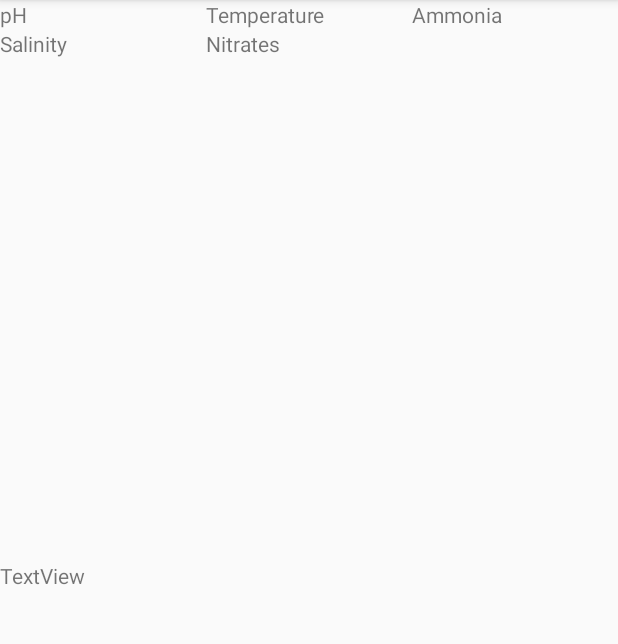
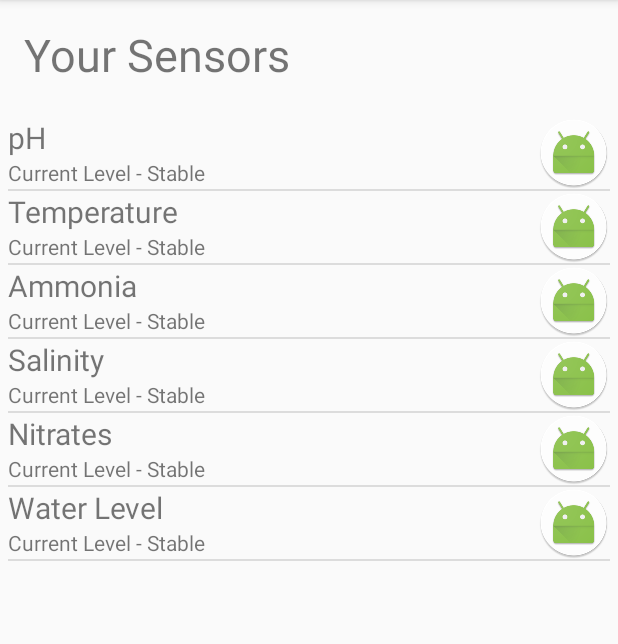
Before and after one commit to jasonm718/COSC_SmartTank, an Android app: the screen it shows after launch (MainView), on a phone screen of 412 x 824 dp, the part 84-728 px from its top. Run offline under Robolectric (Android 15) with nearby library versions, the phone set to English and light mode, and no system bars.

Commit message:
fleshed out the simple ui with a listview of sensors and dummy images that represent states

```diff
--- a/androidApp/app/src/main/java/cosc4342/smarttank/MainView.java
+++ b/androidApp/app/src/main/java/cosc4342/smarttank/MainView.java
@@ -1,37 +1,31 @@
 package cosc4342.smarttank;
 
-import android.content.Context;
-import android.graphics.Color;
 import android.os.Bundle;
-import android.support.v4.widget.TextViewCompat;
 import android.support.v7.app.AppCompatActivity;
-import android.view.LayoutInflater;
 import android.view.View;
 import android.view.ViewGroup;
 import android.widget.BaseAdapter;
-import android.widget.GridView;
+import android.widget.ListView;
 import android.widget.TextView;
 
 
 import java.util.ArrayList;
 import java.util.List;
 
-import static java.security.AccessController.getContext;
-
 public class MainView extends AppCompatActivity {
 
-    GridView sensorsGrid;
     SensorAdapter sensors;
+    ListView sensors_list;
 
     @Override
-    public void onCreate(Bundle savedInstanceState){
+    public void onCreate(Bundle savedInstanceState) {
         super.onCreate(savedInstanceState);
         setContentView(R.layout.main_view);
 
-        sensorsGrid = (GridView) findViewById(R.id.sensors_grid);
+        sensors_list = (ListView) findViewById(R.id.notification_list);
         sensors = new SensorAdapter();
         populate(sensors);
-        sensorsGrid.setAdapter(sensors);
+        sensors_list.setAdapter(sensors);
     }
 
 
@@ -43,6 +37,7 @@ public class MainView extends AppCompatActivity {
         sensors.add("Ammonia");
         sensors.add("Salinity");
         sensors.add("Nitrates");
+        sensors.add("Water Level");
 
         list.setSensors(sensors);
     }
@@ -56,7 +51,7 @@ public class MainView extends AppCompatActivity {
         }
     }
 
-    private class SensorAdapter extends BaseAdapter{
+    class SensorAdapter extends BaseAdapter{
         List<String> sensors;
 
         public void setSensors(List<String> sensors) {
@@ -83,7 +78,7 @@ public class MainView extends AppCompatActivity {
             SensorHolder holder;
             if(row == null){
 
-                row = getLayoutInflater().inflate(R.layout.sensor, viewGroup, false);
+                row = getLayoutInflater().inflate(R.layout.sensor_row, viewGroup, false);
                 holder = new SensorHolder(row);
                 row.setTag(holder);
             }else{
--- a/androidApp/app/src/main/res/layout/main_view.xml
+++ b/androidApp/app/src/main/res/layout/main_view.xml
@@ -1,20 +1,19 @@
 <?xml version="1.0" encoding="utf-8"?>
 <LinearLayout xmlns:android="http://schemas.android.com/apk/res/android"
               android:orientation="vertical"
-              android:weightSum="2"
               android:layout_width="match_parent"
               android:layout_height="match_parent">
 
-    <GridView
-        android:id="@+id/sensors_grid"
-        android:layout_weight="1"
-        android:numColumns="3"
-        android:gravity="center"
+    <TextView
+        android:id="@+id/sensors_title"
+        android:textSize="30dp"
+        android:text="Your Sensors"
+        android:layout_margin="@dimen/activity_horizontal_margin"
         android:layout_width="match_parent"
-        android:layout_height="0dp"/>
-    <TextView
-        android:id="@+id/textView"
+        android:layout_height="wrap_content"/>
+    <ListView
+        android:id="@+id/notification_list"
+        android:layout_margin="5dp"
         android:layout_width="match_parent"
-        android:layout_height="wrap_content"
-        android:text="TextView"/>
+        android:layout_height="match_parent"/>
 </LinearLayout>
--- a/androidApp/app/src/main/res/layout/sensor.xml
+++ /dev/null
@@ -1,11 +0,0 @@
-<?xml version="1.0" encoding="utf-8"?>
-<LinearLayout xmlns:android="http://schemas.android.com/apk/res/android"
-              android:orientation="vertical"
-              android:layout_width="match_parent"
-              android:layout_height="match_parent">
-    <TextView
-        android:id="@+id/sensor_panel"
-        android:layout_width="match_parent"
-        android:layout_height="match_parent"/>
-
-</LinearLayout>
--- /dev/null
+++ b/androidApp/app/src/main/res/layout/sensor_row.xml
@@ -0,0 +1,41 @@
+<?xml version="1.0" encoding="utf-8"?>
+<LinearLayout xmlns:android="http://schemas.android.com/apk/res/android"
+              android:orientation="horizontal"
+              android:weightSum="3"
+              android:layout_marginTop="@dimen/activity_horizontal_margin"
+              android:layout_width="match_parent"
+              android:layout_height="match_parent">
+
+    <LinearLayout
+        android:layout_weight="2"
+        android:layout_width="wrap_content"
+        android:layout_height="wrap_content"
+        android:orientation="vertical">
+
+        <TextView
+            android:id="@+id/sensor_panel"
+            android:layout_width="wrap_content"
+            android:layout_height="wrap_content"
+            android:layout_weight="5"
+            android:textSize="20dp"/>
+
+        <TextView
+            android:layout_width="wrap_content"
+            android:layout_height="wrap_content"
+            android:text="Current Level - Stable"/>
+    </LinearLayout>
+
+    <LinearLayout
+        android:layout_weight="1"
+        android:gravity="right"
+        android:layout_width="wrap_content"
+        android:layout_height="wrap_content">
+
+        <ImageView
+            android:id="@+id/imageView"
+            android:layout_width="wrap_content"
+            android:layout_height="wrap_content"
+            android:background="@mipmap/ic_launcher_round"/>
+    </LinearLayout>
+
+</LinearLayout>
```
